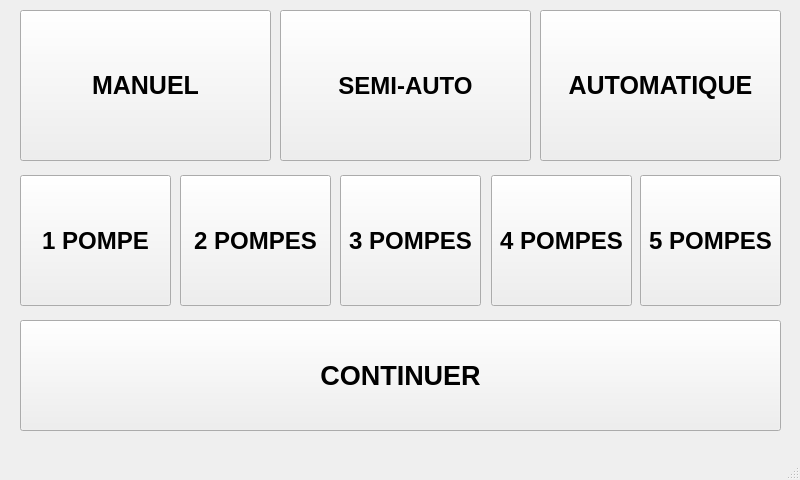
Old version of the form pagemodeetpompe.ui in the repository YanisKer/ProjetPomme.
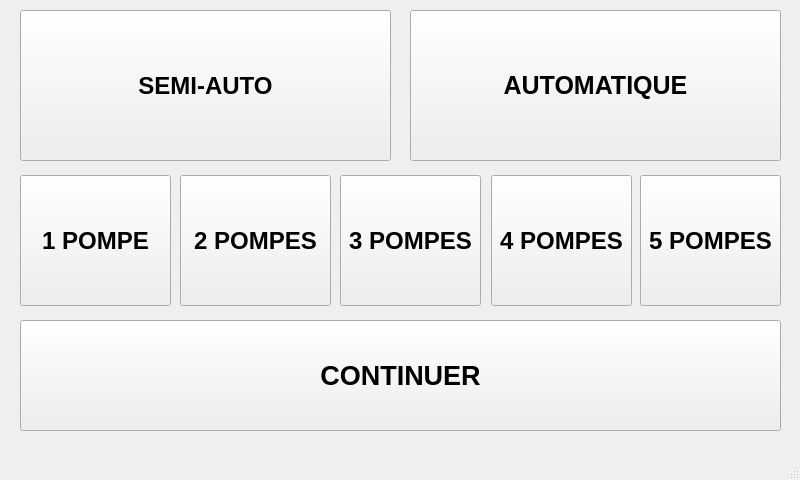
New version of the form.

```diff
--- a/pagemodeetpompe.ui
+++ b/pagemodeetpompe.ui
@@ -33,31 +33,12 @@
      <string>1 POMPE</string>
     </property>
    </widget>
-   <widget class="QPushButton" name="pb_manuel">
-    <property name="geometry">
-     <rect>
-      <x>20</x>
-      <y>10</y>
-      <width>251</width>
-      <height>151</height>
-     </rect>
-    </property>
-    <property name="font">
-     <font>
-      <pointsize>19</pointsize>
-      <bold>true</bold>
-     </font>
-    </property>
-    <property name="text">
-     <string>MANUEL</string>
-    </property>
-   </widget>
    <widget class="QPushButton" name="pb_semiauto">
     <property name="geometry">
      <rect>
-      <x>280</x>
+      <x>20</x>
       <y>10</y>
-      <width>251</width>
+      <width>371</width>
       <height>151</height>
      </rect>
     </property>
@@ -74,9 +55,9 @@
    <widget class="QPushButton" name="pb_auto">
     <property name="geometry">
      <rect>
-      <x>540</x>
+      <x>410</x>
       <y>10</y>
-      <width>241</width>
+      <width>371</width>
       <height>151</height>
      </rect>
     </property>
```
